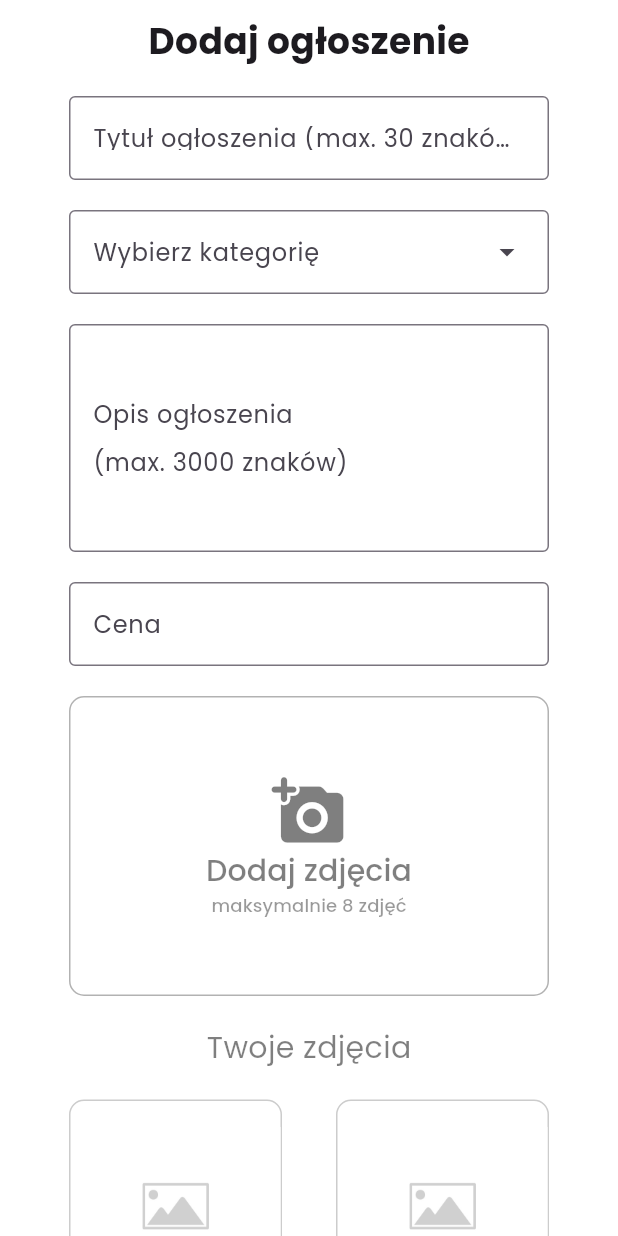
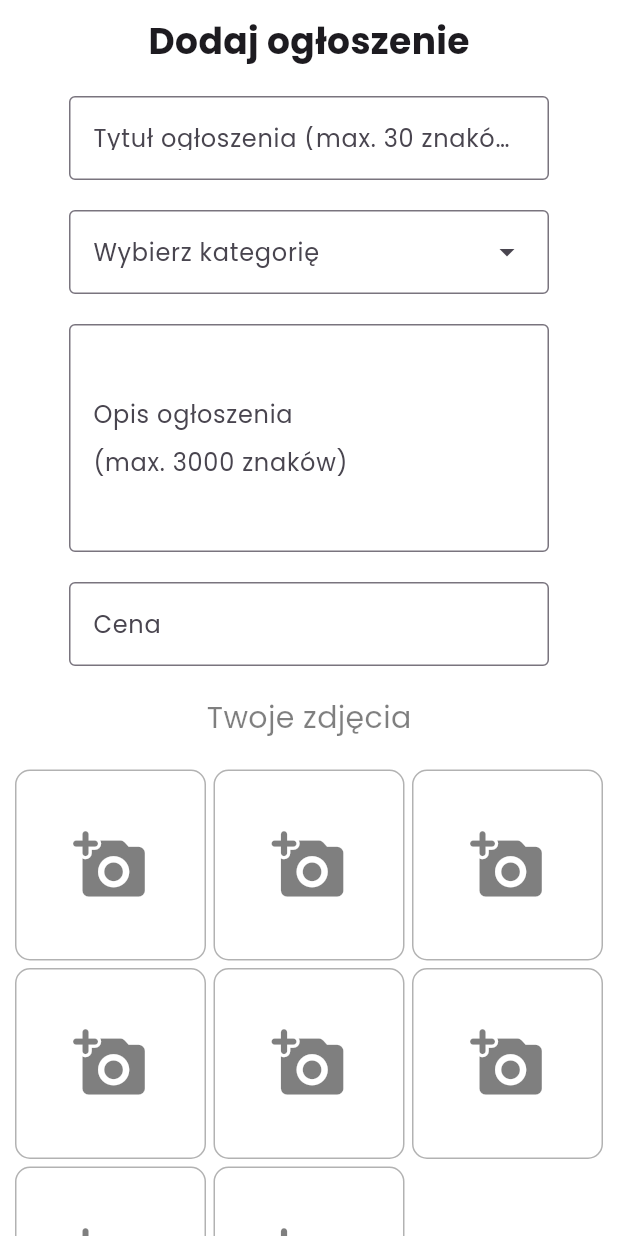
Before and after one commit to MarcinNieckosinski/furni, a Flutter app: the AdditionPage screen opened directly, on a phone screen of 412 x 824 dp. Run offline on Flutter 3.47's test engine with Material 3 defaults, Android fonts, the light colour scheme and no system bars; our stand-ins replace cloud_firestore, firebase_auth, firebase_core, firebase_database, firebase_storage, flutter_svg and 3 more; accounts and stored records are empty.

Commit message:
połączenie z bazą danych i dorzucanie obrazów

```diff
--- a/lib/main.dart
+++ b/lib/main.dart
@@ -3,9 +3,9 @@ import 'package:furniapp/pages/home.dart';
 import 'package:firebase_core/firebase_core.dart';
 import 'package:furniapp/firebase_options.dart';
 
-void main() {
+void main() async {
   WidgetsFlutterBinding.ensureInitialized();
-  Firebase.initializeApp(
+  await Firebase.initializeApp(
     options: DefaultFirebaseOptions.currentPlatform,
   );
   runApp(const MyApp());
--- a/lib/models/category_model.dart
+++ b/lib/models/category_model.dart
@@ -45,7 +45,7 @@ class CategoryModel {
     ));
 
     categories.add(CategoryModel(
-      name: 'dziecięcie i młodzieżowe',
+      name: 'dziecięce i młodzieżowe',
       iconPath: 'assets/icons/kid.svg',
       boxColor: const Color(0xFFFA6C00),
     ));
--- a/lib/pages/addition.dart
+++ b/lib/pages/addition.dart
@@ -1,9 +1,13 @@
 import 'package:cloud_firestore/cloud_firestore.dart';
+import 'package:firebase_storage/firebase_storage.dart';
 import 'package:flutter/material.dart';
 import 'package:flutter/services.dart';
 import 'package:fluttertoast/fluttertoast.dart';
 import 'package:furniapp/models/category_model.dart';
 import 'package:furniapp/pages/home.dart';
+import 'package:image_picker/image_picker.dart';
+import 'dart:io';
+import 'package:permission_handler/permission_handler.dart';
 
 class AdditionPage extends StatefulWidget {
   const AdditionPage({super.key});
@@ -13,16 +17,21 @@ class AdditionPage extends StatefulWidget {
 }
 
 class _AdditionPageState extends State<AdditionPage> {
+  bool _isUploading = false;
   final _titleController = TextEditingController();
   final _descriptionController = TextEditingController();
   final _priceController = TextEditingController();
   final _categoryController = TextEditingController();
 
+  List<File?> chosenImages = List.generate(8, (_) => null);
+
   @override
   Widget build(BuildContext context) {
     return Scaffold(
       backgroundColor: Colors.white,
-      body: ListView(
+      body: Stack(
+        children: [
+          ListView(
             children: [
               Padding(
                 padding: const EdgeInsets.all(10),
@@ -30,7 +39,10 @@ class _AdditionPageState extends State<AdditionPage> {
                   children: [
                     Text(
                       'Dodaj ogłoszenie',
-                  style: TextStyle(fontSize: 24, fontWeight: FontWeight.bold),
+                      style: TextStyle(
+                        fontSize: 24,
+                        fontWeight: FontWeight.bold,
+                      ),
                     ),
                     const SizedBox(height: 20),
                     furnitureTitle(),
@@ -40,8 +52,6 @@ class _AdditionPageState extends State<AdditionPage> {
                     furnitureDescription(),
                     const SizedBox(height: 20),
                     furniturePrice(),
-                const SizedBox(height: 20),
-                addPhotosButton(),
                     const SizedBox(height: 20),
                     yourPhotosText(),
                     const SizedBox(height: 20),
@@ -54,17 +64,27 @@ class _AdditionPageState extends State<AdditionPage> {
               const SizedBox(height: 40),
             ],
           ),
+          if (_isUploading)
+            Container(
+              color: Colors.black.withValues(alpha: .5),
+              child: Center(
+                child: CircularProgressIndicator(color: Colors.white),
+              ),
+            ),
+        ],
+      ),
     );
   }
 
   DropdownMenu categoriesDropdown() {
     return DropdownMenu<CategoryModel>(
       initialSelection: CategoryModel.getCategories()[0],
-    dropdownMenuEntries: CategoryModel.getCategories()
-        .map((category) => DropdownMenuEntry(
-              label: category.name,
-              value: category,
-            ))
+      dropdownMenuEntries:
+          CategoryModel.getCategories()
+              .map(
+                (category) =>
+                    DropdownMenuEntry(label: category.name, value: category),
+              )
               .toList(),
       onSelected: (value) {
         debugPrint(value.toString());
@@ -78,7 +98,13 @@ class _AdditionPageState extends State<AdditionPage> {
   OutlinedButton addFurnitureButton() {
     return OutlinedButton(
       onPressed: () {
-          _addListing('userId', _titleController.text, _descriptionController.text, _priceController.text, _categoryController.text);
+        _addListing(
+          'userId',
+          _titleController.text,
+          _descriptionController.text,
+          _priceController.text,
+          _categoryController.text,
+        );
       },
       style: OutlinedButton.styleFrom(
         backgroundColor: Colors.white,
@@ -86,9 +112,7 @@ OutlinedButton addFurnitureButton() {
         side: BorderSide(color: Colors.black.withValues(alpha: 0.3), width: 1),
         fixedSize: Size(320, 70),
       ),
-        child: Text(
-          'Dodaj ogłoszenie',
-          style: TextStyle(fontSize: 20)),
+      child: Text('Dodaj ogłoszenie', style: TextStyle(fontSize: 20)),
     );
   }
 
@@ -139,180 +163,94 @@ SizedBox furnitureDescription() {
     );
   }
 
-Column yourPhotos() {
-  return Column(
-    children: [
-      Row(
-            mainAxisAlignment: MainAxisAlignment.spaceEvenly,
-            children: [
-              Container(
+  GridView yourPhotos() {
+    return GridView.builder(
+      itemCount: 8,
+      gridDelegate: SliverGridDelegateWithFixedCrossAxisCount(
+        crossAxisCount: 3,
+        crossAxisSpacing: 5,
+        mainAxisSpacing: 5,
+      ),
+      shrinkWrap: true,
+      itemBuilder: (context, index) {
+        final image = chosenImages[index];
+        return GestureDetector(
+          onTap:
+              () async => {
+                if (image == null)
+                  {await requestStoragePermission(), _pickImageForIndex(index)}
+                else
+                  {
+                    setState(() {
+                      chosenImages[index] = null; // Remove the image
+                    }),
+                  },
+              },
+          child: Container(
             decoration: BoxDecoration(
+              border: Border.all(
+                color: Colors.black.withValues(alpha: 0.3),
+                width: 1,
+              ),
               borderRadius: BorderRadius.circular(10),
-                  border: Border.all(color: Colors.black.withValues(alpha: 0.2), width: 1),
+              color: Colors.white,
             ),
-                child: Image(
-                  image: AssetImage('assets/images/placeholder.jpg'),
-                  height: 140,
-                  width: 140,
-                  opacity: const AlwaysStoppedAnimation(0.5),
+            child:
+                image != null
+                    ? Image.file(image, fit: BoxFit.cover)
+                    : Icon(
+                      Icons.add_a_photo_rounded,
+                      color: Colors.black.withValues(alpha: 0.5),
+                      size: 50,
                     ),
           ),
-              Container(
-                decoration: BoxDecoration(
-                  borderRadius: BorderRadius.circular(10),
-                  border: Border.all(color: Colors.black.withValues(alpha: 0.2), width: 1),
-                ),
-                child: Image(
-                  image: AssetImage('assets/images/placeholder.jpg'),
-                  height: 140,
-                  width: 140,
-                  opacity: const AlwaysStoppedAnimation(0.5),
-                ),
-              ),
-            ],
-          ),
-          SizedBox(height: 10),
-          Row(
-            mainAxisAlignment: MainAxisAlignment.spaceEvenly,
-            children: [
-              Container(
-                decoration: BoxDecoration(
-                  borderRadius: BorderRadius.circular(10),
-                  border: Border.all(color: Colors.black.withValues(alpha: 0.2), width: 1),
-                ),
-                child: Image(
-                  image: AssetImage('assets/images/placeholder.jpg'),
-                  height: 140,
-                  width: 140,
-                  opacity: const AlwaysStoppedAnimation(0.5),
-                ),
-              ),
-              Container(
-                decoration: BoxDecoration(
-                  borderRadius: BorderRadius.circular(10),
-                  border: Border.all(color: Colors.black.withValues(alpha: 0.2), width: 1),
-                ),
-                child: Image(
-                  image: AssetImage('assets/images/placeholder.jpg'),
-                  height: 140,
-                  width: 140,
-                  opacity: const AlwaysStoppedAnimation(0.5),
-                ),
-              ),
-            ],
-          ),
-          SizedBox(height: 10),
-          Row(
-            mainAxisAlignment: MainAxisAlignment.spaceEvenly,
-            children: [
-              Container(
-                decoration: BoxDecoration(
-                  borderRadius: BorderRadius.circular(10),
-                  border: Border.all(color: Colors.black.withValues(alpha: 0.2), width: 1),
-                ),
-                child: Image(
-                  image: AssetImage('assets/images/placeholder.jpg'),
-                  height: 140,
-                  width: 140,
-                  opacity: const AlwaysStoppedAnimation(0.5),
-                ),
-              ),
-              Container(
-                decoration: BoxDecoration(
-                  borderRadius: BorderRadius.circular(10),
-                  border: Border.all(color: Colors.black.withValues(alpha: 0.2), width: 1),
-                ),
-                child: Image(
-                  image: AssetImage('assets/images/placeholder.jpg'),
-                  height: 140,
-                  width: 140,
-                  opacity: const AlwaysStoppedAnimation(0.5),
-                ),
-              ),
-            ],
-          ),
-          SizedBox(height: 10),
-          Row(
-            mainAxisAlignment: MainAxisAlignment.spaceEvenly,
-            children: [
-              Container(
-                decoration: BoxDecoration(
-                  borderRadius: BorderRadius.circular(10),
-                  border: Border.all(color: Colors.black.withValues(alpha: 0.2), width: 1),
-                ),
-                child: Image(
-                  image: AssetImage('assets/images/placeholder.jpg'),
-                  height: 140,
-                  width: 140,
-                  opacity: const AlwaysStoppedAnimation(0.5),
-                ),
-              ),
-              Container(
-                decoration: BoxDecoration(
-                  borderRadius: BorderRadius.circular(10),
-                  border: Border.all(color: Colors.black.withValues(alpha: 0.2), width: 1),
-                ),
-                child: Image(
-                  image: AssetImage('assets/images/placeholder.jpg'),
-                  height: 140,
-                  width: 140,
-                  opacity: const AlwaysStoppedAnimation(0.5),
-                ),
-              ),
-            ],
-          ),
-    ],
         );
+      },
+    );
+  }
+
+  void _pickImageForIndex(int index) async {
+    final pickedFile = await ImagePicker().pickImage(
+      source: ImageSource.gallery,
+    );
+    if (pickedFile != null) {
+      setState(() {
+        chosenImages[index] = File(pickedFile.path);
+      });
+    } else {
+      Fluttertoast.showToast(
+        msg: 'Nie wybrano zdjęcia',
+        toastLength: Toast.LENGTH_SHORT,
+        gravity: ToastGravity.BOTTOM,
+        backgroundColor: Colors.red,
+        textColor: Colors.white,
+        fontSize: 16.0,
+      );
+    }
   }
 
   Text yourPhotosText() {
     return Text(
       'Twoje zdjęcia',
-    style: TextStyle(color: Colors.black.withValues(alpha: 0.5), fontSize: 20),
-  );
-}
-
-OutlinedButton addPhotosButton() {
-  return OutlinedButton(
-    onPressed: () {
-      debugPrint('received');
-    },
-    style: OutlinedButton.styleFrom(
-      backgroundColor: Colors.white,
-      shape: RoundedRectangleBorder(borderRadius: BorderRadius.circular(10)),
-      side: BorderSide(color: Colors.black.withValues(alpha: 0.3), width: 1),
-      fixedSize: Size(320, 200),
-    ),
-    child: Column(
-      mainAxisAlignment: MainAxisAlignment.center,
-      children: [
-        Icon(
-          Icons.add_a_photo_rounded,
-          color: Colors.black.withValues(alpha: 0.5),
-          size: 50,
-        ),
-        Text(
-          'Dodaj zdjęcia',
       style: TextStyle(
         color: Colors.black.withValues(alpha: 0.5),
         fontSize: 20,
       ),
-        ),
-        Text(
-          'maksymalnie 8 zdjęć',
-          style: TextStyle(
-            color: Colors.black.withValues(alpha: 0.4),
-            fontSize: 12,
-          ),
-        ),
-      ],
-    ),
     );
   }
 
-Future<void> _addListing(String userId, String title, String description, String price, String category) async {
+  Future<void> _addListing(
+    String userId,
+    String title,
+    String description,
+    String price,
+    String category,
+  ) async {
     try {
-    if (title.isEmpty || description.isEmpty || price.isEmpty || category.isEmpty) {
+      if (title.isEmpty ||
+          description.isEmpty ||
+          price.isEmpty ||
+          category.isEmpty) {
         Fluttertoast.showToast(
           msg: 'Wszystkie pola są wymagane!',
           toastLength: Toast.LENGTH_LONG,
@@ -335,14 +273,43 @@ Future<void> _addListing(String userId, String title, String description, String
         return;
       }
 
-    await FirebaseFirestore.instance.collection('listings').add({
+      setState(() {
+        _isUploading = true;
+      });
+
+      await FirebaseFirestore.instance
+          .collection('listings')
+          .add({
             'userId': userId,
             'title': title,
             'description': description,
             'price': price,
             'category': category,
             'createdAt': FieldValue.serverTimestamp(),
+          })
+          .then((DocumentReference docRef) async {
+            final listingId = docRef.id;
+
+            for (int i = 0; i < chosenImages.length; i++) {
+              if (chosenImages[i] != null) {
+                final imageFile = chosenImages[i]!;
+                final fileName = '${listingId}_image_$i.jpg';
+                debugPrint(fileName);
+                final storageRef = FirebaseStorage.instance.ref().child(
+                  'listings/$category/$listingId/$fileName',
+                );
+                await storageRef.putFile(imageFile);
+                debugPrint('Image uploaded: $fileName');
+                final imageUrl = await storageRef.getDownloadURL();
+                await docRef.collection('images').add({'url': imageUrl});
+              }
+            }
           });
+
+      setState(() {
+        _isUploading = false;
+      });
+
       Navigator.push(
         context,
         MaterialPageRoute(builder: (context) => HomePage()),
@@ -360,4 +327,18 @@ Future<void> _addListing(String userId, String title, String description, String
       debugPrint('Error adding listing: $e');
     }
   }
+
+  Future<void> requestStoragePermission() async {
+    final status =
+        await Permission.photos
+            .request(); // lub Permission.storage dla starszych wersji
+
+    if (status.isGranted) {
+      print('✅ Uprawnienie przyznane');
+    } else if (status.isDenied) {
+      print('❌ Uprawnienie odrzucone');
+    } else if (status.isPermanentlyDenied) {
+      openAppSettings(); // otwiera ustawienia aplikacji
     }
+  }
+}
--- a/pubspec.yaml
+++ b/pubspec.yaml
@@ -40,6 +40,9 @@ dependencies:
   fluttertoast: ^8.2.12
   firebase_database: ^11.3.5
   cloud_firestore: ^5.6.8
+  image_picker: ^1.0.0
+  firebase_storage: ^12.4.6
+  permission_handler: ^11.2.0
 
 dev_dependencies:
   flutter_test:
```
Also changed, not shown: lib/components/latest.dart (+32 -18 lines), lib/models/latest_model.dart (+41 -45 lines), lib/models/latest_sections_model.dart (+37 -51 lines), lib/pages/home.dart (+42 -15 lines), pubspec.lock, 6 other files. Lines whose indentation alone changed are shown as unchanged.
